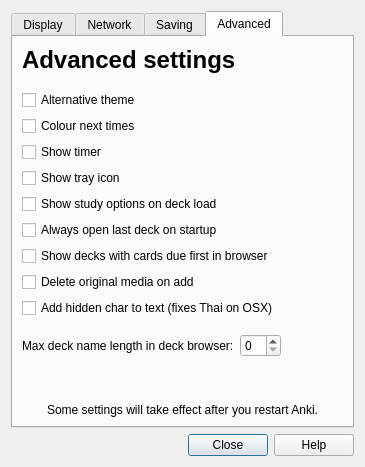
First picture: the form in designer/preferences.ui, repository darkdragon-001/anki, before the edit.
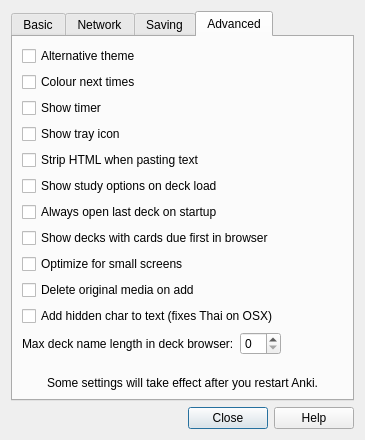
Second picture: the form after the edit. The open tabs and pages were chosen to show the change.

```diff
--- a/designer/preferences.ui
+++ b/designer/preferences.ui
@@ -7,7 +7,7 @@
     <x>0</x>
     <y>0</y>
     <width>365</width>
-    <height>467</height>
+    <height>440</height>
    </rect>
   </property>
   <property name="windowTitle">
@@ -24,7 +24,7 @@
      </property>
      <widget class="QWidget" name="tab_1">
       <attribute name="title">
-       <string>Display</string>
+       <string>Basic</string>
       </attribute>
       <layout class="QVBoxLayout" name="verticalLayout">
        <property name="spacing">
@@ -33,7 +33,7 @@
        <item>
         <widget class="QLabel" name="label">
          <property name="text">
-          <string>&lt;h1&gt;Language&lt;/h1&gt;</string>
+          <string>&lt;b&gt;Language&lt;/b&gt;</string>
          </property>
          <property name="wordWrap">
           <bool>false</bool>
@@ -62,7 +62,7 @@
           <enum>Qt::TabFocus</enum>
          </property>
          <property name="text">
-          <string>&lt;h1&gt;Reviewing&lt;/h1&gt;</string>
+          <string>&lt;b&gt;Reviewing&lt;/b&gt;</string>
          </property>
          <property name="wordWrap">
           <bool>false</bool>
@@ -104,6 +104,37 @@
          </property>
         </widget>
        </item>
+       <item>
+        <widget class="QCheckBox" name="autoplaySounds">
+         <property name="text">
+          <string>Automatically play audio</string>
+         </property>
+        </widget>
+       </item>
+       <item>
+        <widget class="QLabel" name="label_6">
+         <property name="text">
+          <string>&lt;b&gt;Media&lt;/b&gt;</string>
+         </property>
+        </widget>
+       </item>
+       <item>
+        <widget class="QComboBox" name="mediaChoice"/>
+       </item>
+       <item>
+        <layout class="QHBoxLayout" name="horizontalLayout_2">
+         <item>
+          <widget class="QLabel" name="mediaPrefix">
+           <property name="text">
+            <string>Prefix:</string>
+           </property>
+          </widget>
+         </item>
+         <item>
+          <widget class="QLineEdit" name="mediaPath"/>
+         </item>
+        </layout>
+       </item>
        <item>
         <spacer name="verticalSpacer">
          <property name="orientation">
@@ -166,7 +197,7 @@
            <item>
             <widget class="QLabel" name="label_16">
              <property name="text">
-              <string>&lt;h1&gt;Synchronisation&lt;/h1&gt;&lt;a href=&quot;http://anki.ichi2.net/&quot;&gt;Create a free account&lt;/a&gt;.</string>
+              <string>&lt;b&gt;Synchronisation&lt;/b&gt;&lt;a href=&quot;http://anki.ichi2.net/&quot;&gt;&lt;br&gt;Create a free account&lt;/a&gt;.</string>
              </property>
              <property name="wordWrap">
               <bool>true</bool>
@@ -201,16 +232,6 @@
              <item row="0" column="1">
               <widget class="QLineEdit" name="syncUser"/>
              </item>
-             <item row="3" column="0">
-              <widget class="QCheckBox" name="syncOnClose">
-               <property name="text">
-                <string>Sync on deck close</string>
-               </property>
-               <property name="checked">
-                <bool>true</bool>
-               </property>
-              </widget>
-             </item>
              <item row="1" column="1">
               <widget class="QLineEdit" name="syncPass">
                <property name="echoMode">
@@ -218,27 +239,27 @@
                </property>
               </widget>
              </item>
-             <item row="2" column="0">
+             <item row="2" column="0" colspan="2">
               <widget class="QCheckBox" name="syncOnOpen">
                <property name="text">
-                <string>Sync on deck open</string>
+                <string>Sync on deck open/close</string>
                </property>
                <property name="checked">
                 <bool>true</bool>
                </property>
               </widget>
              </item>
-             <item row="4" column="0">
+             <item row="3" column="0" colspan="2">
               <widget class="QCheckBox" name="syncOnProgramOpen">
                <property name="text">
-                <string>Sync on program open</string>
+                <string>Sync on program open/close</string>
                </property>
               </widget>
              </item>
-             <item row="5" column="0">
-              <widget class="QCheckBox" name="syncOnProgramClose">
+             <item row="4" column="0" colspan="2">
+              <widget class="QCheckBox" name="disableWhenMoved">
                <property name="text">
-                <string>Sync on program close</string>
+                <string>Disable sync when deck moved</string>
                </property>
               </widget>
              </item>
@@ -251,7 +272,7 @@
        <item>
         <widget class="QLabel" name="label_13">
          <property name="text">
-          <string>&lt;h1&gt;Proxy&lt;/h1&gt;</string>
+          <string>&lt;b&gt;Proxy&lt;/b&gt;</string>
          </property>
         </widget>
        </item>
@@ -349,7 +370,7 @@
        <item>
         <widget class="QLabel" name="label_4">
          <property name="text">
-          <string>&lt;h1&gt;Autosaving&lt;/h1&gt;</string>
+          <string>&lt;b&gt;Autosaving&lt;/b&gt;</string>
          </property>
         </widget>
        </item>
@@ -427,7 +448,7 @@
        <item>
         <widget class="QLabel" name="label_9">
          <property name="text">
-          <string>&lt;h1&gt;Backups&lt;/h1&gt;Decks are backed up when they are opened, and only if they have been modified since the last backup.</string>
+          <string>&lt;b&gt;Backups&lt;/b&gt;&lt;br&gt;Decks are backed up when they are opened or synchronised, and only if they have been modified since the last backup.</string>
          </property>
          <property name="wordWrap">
           <bool>true</bool>
@@ -520,51 +541,28 @@
       <layout class="QVBoxLayout">
        <item>
         <layout class="QGridLayout">
-         <item row="2" column="0">
-          <widget class="QLabel" name="label_6">
-           <property name="text">
-            <string>&lt;h1&gt;Advanced settings&lt;/h1&gt;</string>
-           </property>
-          </widget>
-         </item>
-         <item row="6" column="0">
+         <item row="4" column="0">
           <widget class="QCheckBox" name="showTimer">
            <property name="text">
             <string>Show timer</string>
            </property>
           </widget>
          </item>
-         <item row="3" column="0">
-          <spacer name="verticalSpacer_3">
-           <property name="orientation">
-            <enum>Qt::Vertical</enum>
-           </property>
-           <property name="sizeType">
-            <enum>QSizePolicy::Fixed</enum>
-           </property>
-           <property name="sizeHint" stdset="0">
-            <size>
-             <width>20</width>
-             <height>10</height>
-            </size>
-           </property>
-          </spacer>
-         </item>
-         <item row="4" column="0">
+         <item row="2" column="0">
           <widget class="QCheckBox" name="alternativeTheme">
            <property name="text">
             <string>Alternative theme</string>
            </property>
           </widget>
          </item>
-         <item row="8" column="0">
+         <item row="7" column="0">
           <widget class="QCheckBox" name="showStudyOptions">
            <property name="text">
             <string>Show study options on deck load</string>
            </property>
           </widget>
          </item>
-         <item row="7" column="0">
+         <item row="5" column="0">
           <widget class="QCheckBox" name="showTray">
            <property name="text">
             <string>Show tray icon</string>
@@ -578,14 +576,14 @@
            </property>
           </widget>
          </item>
-         <item row="9" column="0">
+         <item row="8" column="0">
           <widget class="QCheckBox" name="openLastDeck">
            <property name="text">
             <string>Always open last deck on startup</string>
            </property>
           </widget>
          </item>
-         <item row="10" column="0">
+         <item row="9" column="0">
           <widget class="QCheckBox" name="deckBrowserOrder">
            <property name="text">
             <string>Show decks with cards due first in browser</string>
@@ -599,13 +597,27 @@
            </property>
           </widget>
          </item>
-         <item row="5" column="0">
+         <item row="3" column="0">
           <widget class="QCheckBox" name="colourTimes">
            <property name="text">
             <string>Colour next times</string>
            </property>
           </widget>
          </item>
+         <item row="6" column="0">
+          <widget class="QCheckBox" name="stripHTML">
+           <property name="text">
+            <string>Strip HTML when pasting text</string>
+           </property>
+          </widget>
+         </item>
+         <item row="10" column="0">
+          <widget class="QCheckBox" name="optimizeSmall">
+           <property name="text">
+            <string>Optimize for small screens</string>
+           </property>
+          </widget>
+         </item>
         </layout>
        </item>
        <item>
```
Left out of the diff: 8 changed lines with no effect on the pictures.
